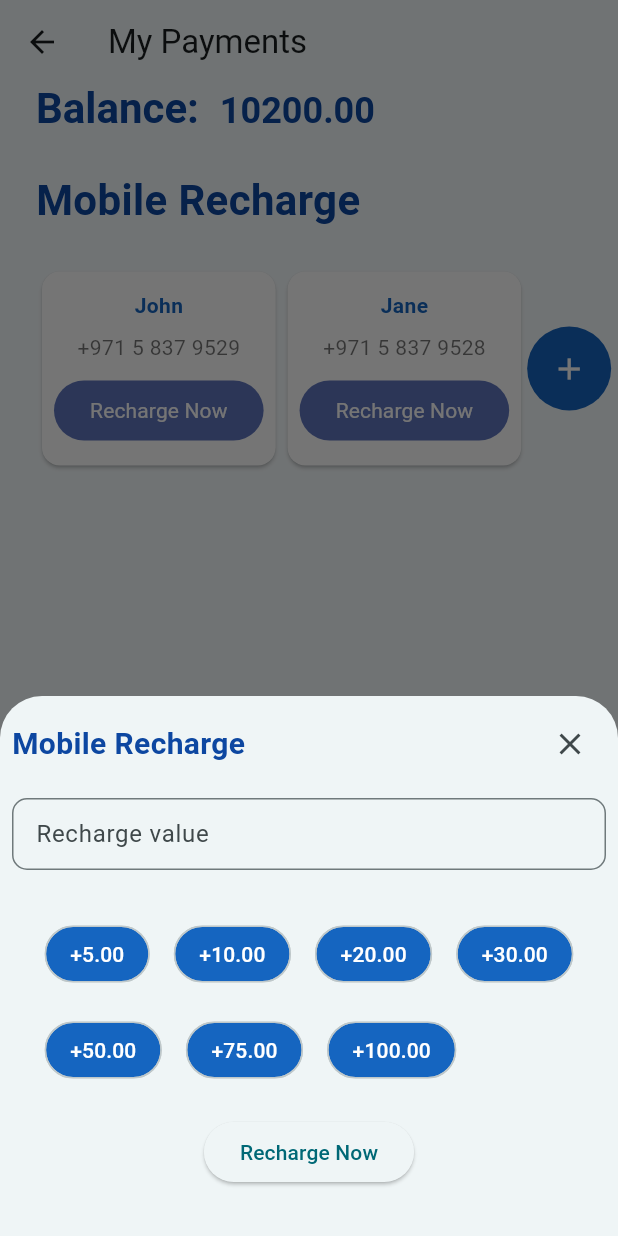
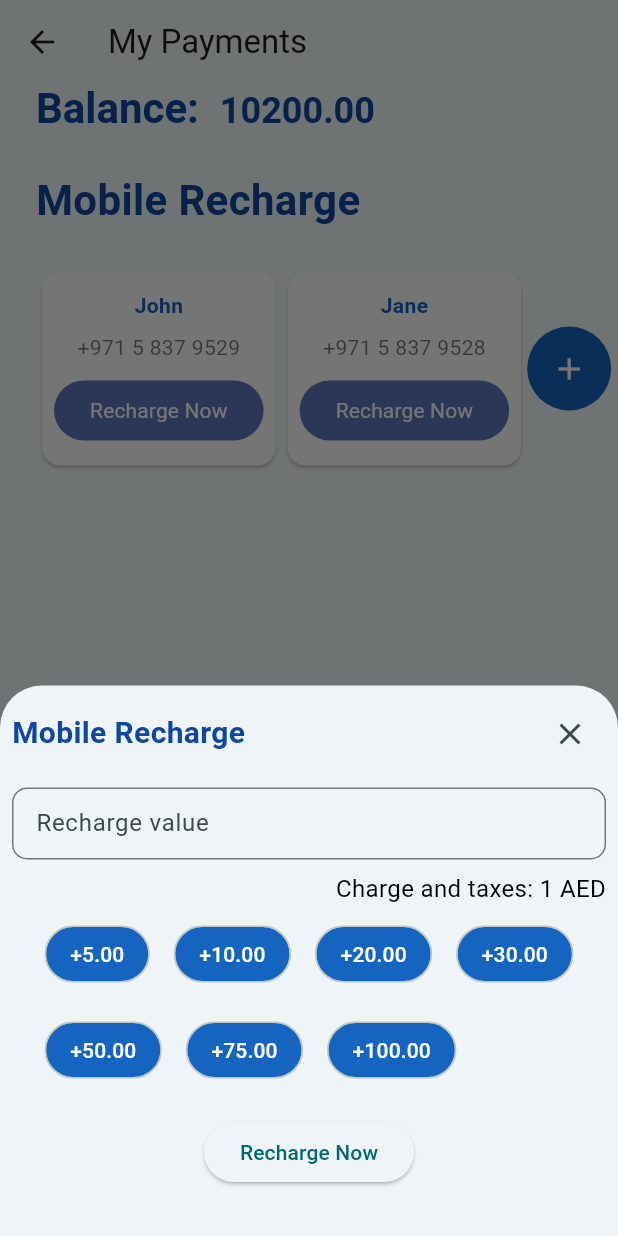
Before and after one commit to arcbueno/MyPayments, a Flutter app: the HomePage screen opened directly, after a tap on "Recharge Now", on a phone screen of 412 x 824 dp. Run offline on Flutter 3.47's test engine with Material 3 defaults, Android fonts, the light colour scheme and no system bars; our stand-ins replace flutter_bloc, get_it, result_dart.

Commit message:
fix: Adding charge value

```diff
--- a/mypayments/lib/utils/text_data.dart
+++ b/mypayments/lib/utils/text_data.dart
@@ -24,4 +24,5 @@ class TextData {
 
   static const String contactCreatedWithSuccesss =
       'Contact created with successs';
+  static const String chargeValue = 'Charge and taxes: 1 AED';
 }
--- a/mypayments/lib/widgets/custom_form_field.dart
+++ b/mypayments/lib/widgets/custom_form_field.dart
@@ -9,6 +9,7 @@ class CustomFormField extends StatefulWidget {
   final int? maxLength;
   final List<TextInputFormatter>? inputFormatters;
   final TextInputType? keyboardType;
+  final Function(String?)? onChanged;
 
   const CustomFormField({
     super.key,
@@ -19,6 +20,7 @@ class CustomFormField extends StatefulWidget {
     this.maxLength,
     this.inputFormatters,
     this.keyboardType,
+    this.onChanged,
   });
 
   @override
@@ -34,6 +36,7 @@ class _CustomFormFieldState extends State<CustomFormField> {
       controller: widget.controller,
       validator: widget.validator,
       maxLength: widget.maxLength,
+      onChanged: widget.onChanged,
       inputFormatters: widget.inputFormatters,
       keyboardType: widget.keyboardType,
       decoration: InputDecoration(
--- a/mypayments/lib/widgets/recharge_widget/recharge_widget.dart
+++ b/mypayments/lib/widgets/recharge_widget/recharge_widget.dart
@@ -20,6 +20,7 @@ class _RechargeWidgetState extends State<RechargeWidget> {
   late final RechargeBloc bloc;
   final formKey = GlobalKey<FormState>();
   final totalValueController = TextEditingController();
+  String subValue = "";
 
   @override
   void initState() {
@@ -49,9 +50,10 @@ class _RechargeWidgetState extends State<RechargeWidget> {
                   Form(
                     key: formKey,
                     child: Column(
+                      crossAxisAlignment: CrossAxisAlignment.end,
                       children: [
                         Padding(
-                          padding: const EdgeInsets.only(top: 12, bottom: 24),
+                          padding: const EdgeInsets.only(top: 12, bottom: 8),
                           child: CustomFormField(
                             label: TextData.valueToBeRechaged,
                             controller: totalValueController,
@@ -70,6 +72,10 @@ class _RechargeWidgetState extends State<RechargeWidget> {
                               decimal: true,
                             ),
                           ),
+                        ),
+                        const Text(
+                          TextData.chargeValue,
+                          style: TextStyle(color: Colors.black, fontSize: 16),
                         ),
                       ],
                     ),
@@ -123,7 +129,7 @@ class _RechargeWidgetState extends State<RechargeWidget> {
                         if (formKey.currentState!.validate()) {
                           bloc
                               .recharge(
-                            double.parse(totalValueController.text),
+                            double.parse(totalValueController.text) + 1,
                           )
                               .then((value) {
                             if (value) {
```
